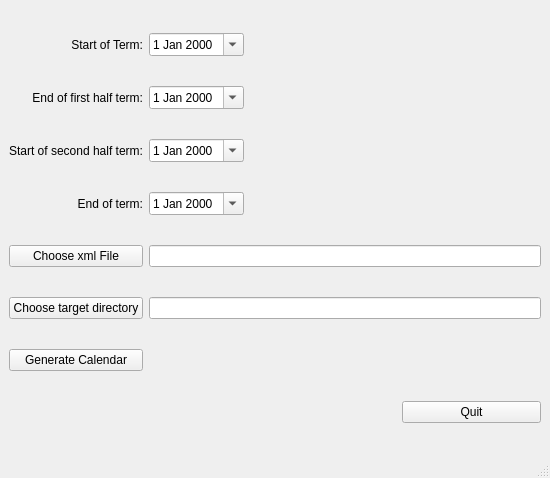
Qt form qt_layout.ui (Giannie/Timetable-Parser) before a commit.
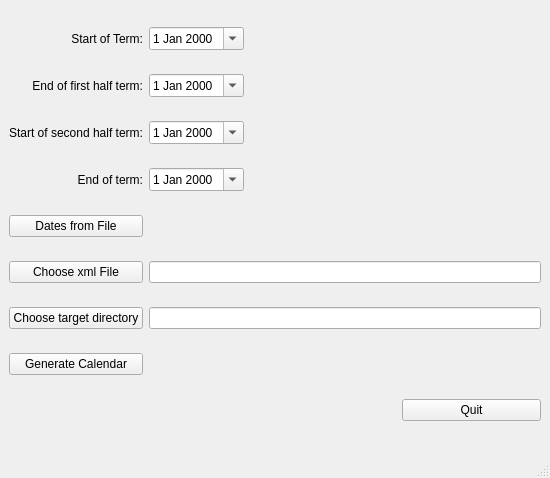
The same form after that commit.

Commit message: Add date config parsing

The edit to the form file:
```diff
--- a/qt_layout.ui
+++ b/qt_layout.ui
@@ -55,7 +55,7 @@
       </property>
      </widget>
     </item>
-    <item row="5" column="0">
+    <item row="6" column="0">
      <widget class="QPushButton" name="target_choice_button">
       <property name="text">
        <string>Choose target directory</string>
@@ -112,10 +112,10 @@
       </property>
      </widget>
     </item>
-    <item row="4" column="1" colspan="4">
+    <item row="5" column="1" colspan="4">
      <widget class="QLineEdit" name="xml_line_edit"/>
     </item>
-    <item row="4" column="0">
+    <item row="5" column="0">
      <widget class="QPushButton" name="xml_choice_button">
       <property name="text">
        <string>Choose xml File</string>
@@ -129,30 +129,37 @@
       </property>
      </widget>
     </item>
-    <item row="6" column="0">
+    <item row="7" column="0">
      <widget class="QPushButton" name="genCalButton">
       <property name="text">
        <string>Generate Calendar</string>
       </property>
      </widget>
     </item>
-    <item row="5" column="1" colspan="4">
+    <item row="6" column="1" colspan="4">
      <widget class="QLineEdit" name="target_line_edit"/>
     </item>
-    <item row="7" column="4">
+    <item row="8" column="4">
      <widget class="QPushButton" name="quitButton">
       <property name="text">
        <string>Quit</string>
       </property>
      </widget>
     </item>
-    <item row="6" column="1" colspan="4">
+    <item row="7" column="1" colspan="4">
      <widget class="QLabel" name="workLabel">
       <property name="text">
        <string/>
       </property>
      </widget>
     </item>
+    <item row="4" column="0">
+     <widget class="QPushButton" name="dateFileButton">
+      <property name="text">
+       <string>Dates from File</string>
+      </property>
+     </widget>
+    </item>
    </layout>
   </widget>
   <widget class="QMenuBar" name="menubar">
```
Left out of the diff: 14 changed lines with no effect on the pictures. The commit also changes 4 other files.
